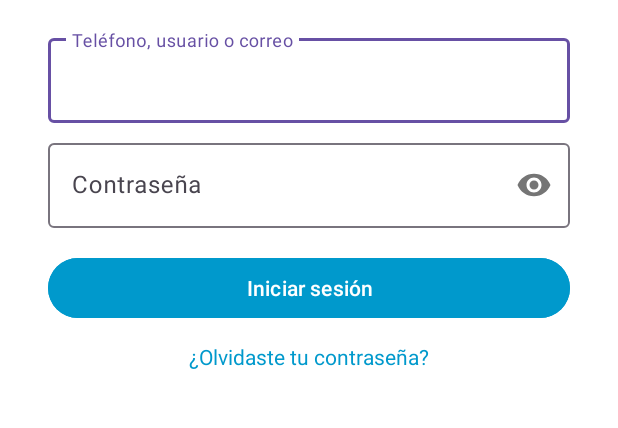
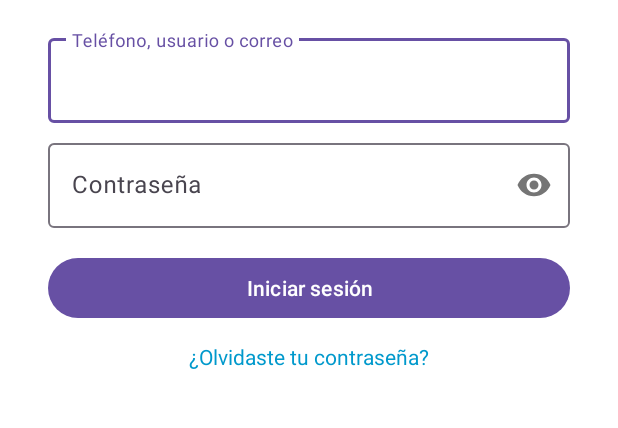
Before and after one commit to HectorFC67/LaboralKutxaTPV, an Android app: the screen it shows after launch (LoginActivity), on a phone screen of 412 x 824 dp, the part 348-776 px from its top. Run offline under Robolectric (Android 15) with nearby library versions, the phone set to English and light mode, and no system bars.

Commit message:
Botón de Login Screen morado
Cambiado de color para que siga el resto del tema

```diff
--- a/app/src/main/res/layout/activity_login.xml
+++ b/app/src/main/res/layout/activity_login.xml
@@ -55,7 +55,6 @@
             android:layout_height="wrap_content"
             android:layout_marginTop="16dp"
             android:text="Iniciar sesión"
-            android:backgroundTint="@android:color/holo_blue_dark"
             android:textColor="@android:color/white" />
 
     <TextView
```
